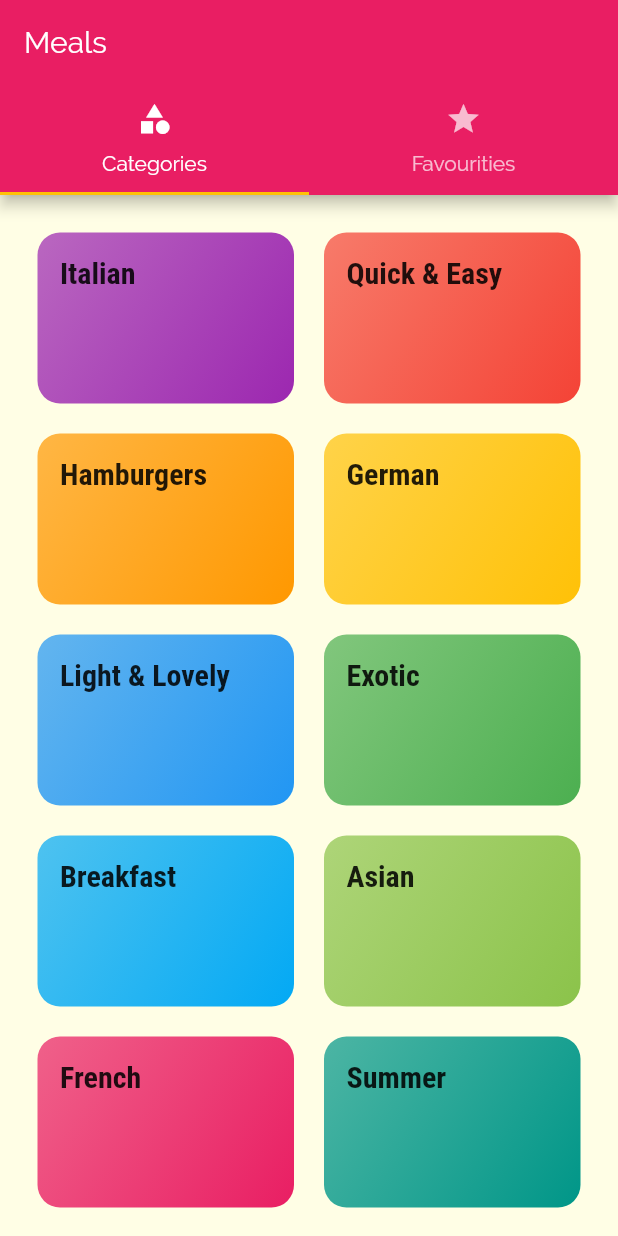
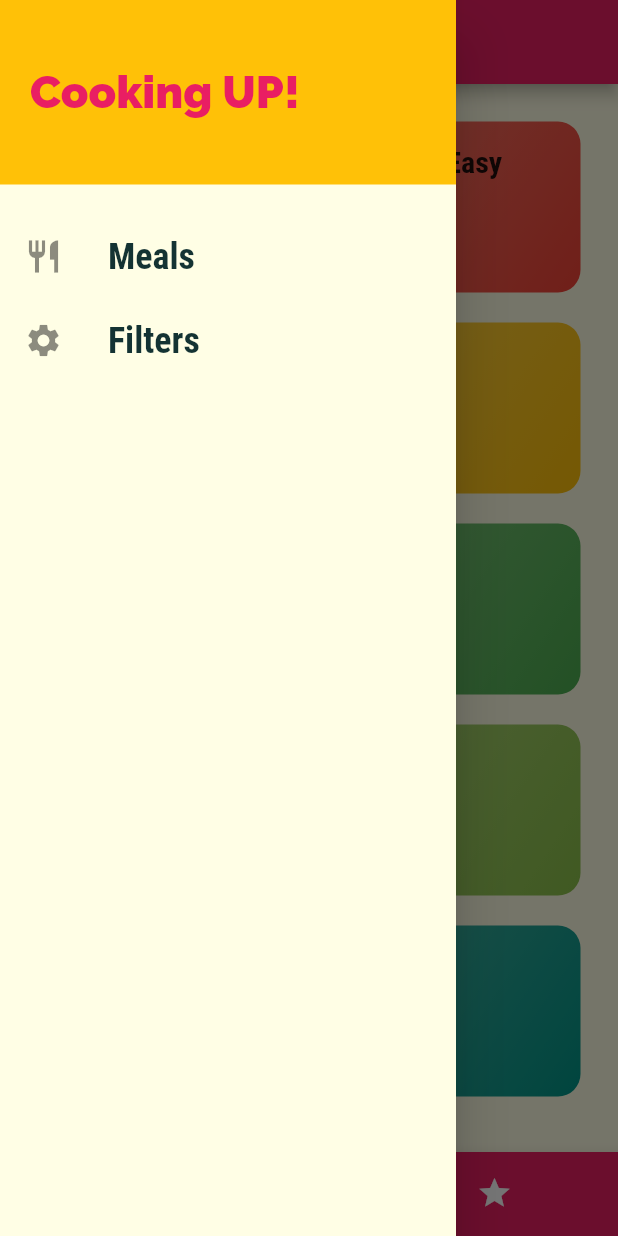
Before and after one commit to sumithpdd/flutter_complete_guide, a Flutter app: the screen it shows after launch, with the side drawer open (before the commit the screen has no drawer), on a phone screen of 412 x 824 dp. Run offline on Flutter 3.47's test engine with Material 2 defaults, Android fonts, the phone set to English and light mode, and no system bars.

Commit message:
Completed meal app

```diff
--- a/meals_app/lib/main.dart
+++ b/meals_app/lib/main.dart
@@ -1,11 +1,67 @@
 import 'package:flutter/material.dart';
+import 'package:meals_app/dummy-data.dart';
 import 'package:meals_app/screens/category_meals_screen.dart';
+import 'package:meals_app/screens/filters_screen.dart';
 import 'package:meals_app/screens/meal_detail.dart';
 import 'package:meals_app/screens/tabs_screen.dart';
 
+import 'models/meal.dart';
+
 void main() => runApp(MyApp());
 
-class MyApp extends StatelessWidget {
+class MyApp extends StatefulWidget {
+  @override
+  _MyAppState createState() => _MyAppState();
+}
+
+class _MyAppState extends State<MyApp> {
+  Map<String, bool> _filters = {
+    'gluten': false,
+    'lactose': false,
+    'vegan': false,
+    'vegetarian': false
+  };
+  List<Meal> _availableMeals = DUMMY_MEALS;
+  List<Meal> _favoriteMeals = [];
+
+  void _setFilters(Map<String, bool> filterData) {
+    setState(() {
+      _filters = filterData;
+      _availableMeals = DUMMY_MEALS.where((meal) {
+        if (_filters['gluten'] && !meal.isGlutenFree) {
+          return false;
+        }
+        if (_filters['lactose'] && !meal.isLactoseFree) {
+          return false;
+        }
+        if (_filters['vegan'] && !meal.isVegan) {
+          return false;
+        }
+        if (_filters['vegetarian'] && !meal.isVegetarian) {
+          return false;
+        }
+        return true;
+      }).toList();
+    });
+  }
+
+  void _toggleFavourite(String mealId) {
+    final existingIndex =
+        _favoriteMeals.indexWhere((meal) => meal.id == mealId);
+    if (existingIndex >= 0) {
+      setState(() {
+        _favoriteMeals.removeAt(existingIndex);
+      });
+    } else {
+      setState(() {
+        _favoriteMeals.add(DUMMY_MEALS.firstWhere((meal) => meal.id == mealId));
+      });
+    }
+  }
+bool _isMealFavourite(String id) {
+  return _favoriteMeals.any((meal)=> meal.id==id);
+
+}
   @override
   Widget build(BuildContext context) {
     return MaterialApp(
@@ -25,9 +81,11 @@ class MyApp extends StatelessWidget {
               )),
       // home: CategoriesScreen(),
       routes: {
-        '/' : (ctx) => TabsScreen(),
-        CategoryMealsScreen.routeName: (ctx) => CategoryMealsScreen(),
-        MealDetail.routeName: (ctx) => MealDetail(),
+        '/': (ctx) => TabsScreen(_favoriteMeals),
+        CategoryMealsScreen.routeName: (ctx) =>
+            CategoryMealsScreen(_availableMeals),
+        MealDetail.routeName: (ctx) => MealDetail(_toggleFavourite, _isMealFavourite),
+        FiltersScreen.routeName: (ctx) => FiltersScreen(_filters, _setFilters),
       },
     );
   }
--- a/meals_app/lib/screens/tabs_screen.dart
+++ b/meals_app/lib/screens/tabs_screen.dart
@@ -1,36 +1,65 @@
 import 'package:flutter/material.dart';
+import 'package:meals_app/models/meal.dart';
 import 'package:meals_app/screens/categories_screens.dart';
 import 'package:meals_app/screens/favorites_screen.dart';
+import 'package:meals_app/widgets/main_drawer.dart';
 
 class TabsScreen extends StatefulWidget {
+  final List<Meal> favouriteMeals;
+
+  const TabsScreen(this.favouriteMeals);
+
   @override
   _TabsScreenState createState() => _TabsScreenState();
 }
 
 class _TabsScreenState extends State<TabsScreen> {
+  int _selectedPageIndex = 0;
+  List<Map<String, Object>> _pages;
+  void _selectPage(int value) {
+    setState(() {
+      _selectedPageIndex = value;
+    });
+  }
+
+  @override
+  void initState() {
+    _pages = [
+      {'page': CategoriesScreen(),
+      'title': 'Categories'},
+      {
+        'page': FavoritesScreen(widget.favouriteMeals),
+        'title': 'Your favorities'
+      },
+    ];
+    super.initState();
+  }
+
   @override
   Widget build(BuildContext context) {
-    return DefaultTabController(
-      length: 2,
-      child: Scaffold(
-        appBar: AppBar(
-          title: Text('Meals'),
-          bottom: TabBar(
-            tabs: <Widget>[
-              Tab(
-                icon: Icon(Icons.category),
-                text: 'Categories',
-              ),
-              Tab(
-                icon: Icon(Icons.star),
-                text: 'Favourities',
-              )
-            ],
-          ),
-        ),
-        body: TabBarView(
-          children: <Widget>[CategoriesScreen(), FavoritesScreen()],
-        ),
+    return Scaffold(
+      appBar: AppBar(
+        title: Text(_pages[_selectedPageIndex]['title']),
+      ),
+      drawer: MainDrawer(),
+      body: _pages[_selectedPageIndex]['page'],
+      bottomNavigationBar: BottomNavigationBar(
+        onTap: _selectPage,
+        backgroundColor: Theme.of(context).primaryColor,
+        unselectedItemColor: Colors.white,
+        selectedItemColor: Theme.of(context).accentColor,
+        currentIndex: _selectedPageIndex,
+        type: BottomNavigationBarType.shifting,
+        items: [
+          BottomNavigationBarItem(
+              backgroundColor: Theme.of(context).primaryColor,
+              icon: Icon(Icons.category),
+              title: Text('Categories')),
+          BottomNavigationBarItem(
+              backgroundColor: Theme.of(context).primaryColor,
+              icon: Icon(Icons.star),
+              title: Text('Favorities')),
+        ],
       ),
     );
   }
--- /dev/null
+++ b/meals_app/lib/widgets/main_drawer.dart
@@ -0,0 +1,50 @@
+import 'package:flutter/material.dart';
+import 'package:meals_app/screens/filters_screen.dart';
+
+class MainDrawer extends StatelessWidget {
+  @override
+  Widget build(BuildContext context) {
+    return Drawer(
+      child: Column(
+        children: <Widget>[
+          Container(
+            height: 123,
+            width: double.infinity,
+            padding: EdgeInsets.all(20),
+            alignment: Alignment.centerLeft,
+            color: Theme.of(context).accentColor,
+            child: Text('Cooking UP!',
+                style: TextStyle(
+                    fontWeight: FontWeight.w900,
+                    fontSize: 30,
+                    color: Theme.of(context).primaryColor)),
+          ),
+          SizedBox(
+            height: 20,
+          ),
+          buildListTile('Meals', Icons.restaurant, () {
+            Navigator.of(context).pushReplacementNamed('/');
+          }),
+          buildListTile('Filters', Icons.settings, () {
+            Navigator.of(context).pushReplacementNamed(FiltersScreen.routeName);
+          }),
+        ],
+      ),
+    );
+  }
+
+  ListTile buildListTile(String title, IconData icon, Function tabHandler) {
+    return ListTile(
+      leading: Icon(
+        icon,
+        size: 26,
+      ),
+      title: Text(title,
+          style: TextStyle(
+              fontFamily: 'RobotoCondensed',
+              fontSize: 24,
+              fontWeight: FontWeight.bold)),
+      onTap: tabHandler,
+    );
+  }
+}
```
Also changed, not shown: meals_app/lib/screens/category_meals_screen.dart (+46 -20 lines), meals_app/lib/screens/favorites_screen.dart (+24 -3 lines), meals_app/lib/screens/filters_screen.dart (added, +105 -0 lines), meals_app/lib/screens/meal_detail.dart (+12 -1 lines), meals_app/lib/widgets/meal_item.dart (+7 -1 lines).
